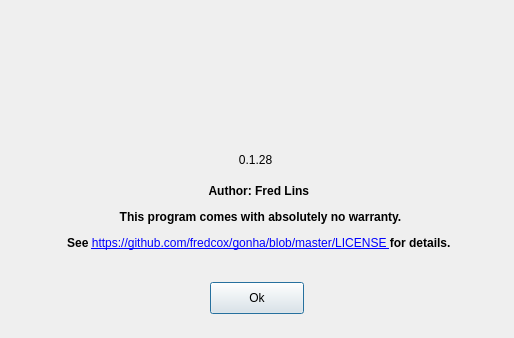
DellLord/gonha, file gonha/aboutdialog.ui: the form before one commit; both pictures show x 0 to 514 and y 158 to 496 of the 514 by 496 pixel window.
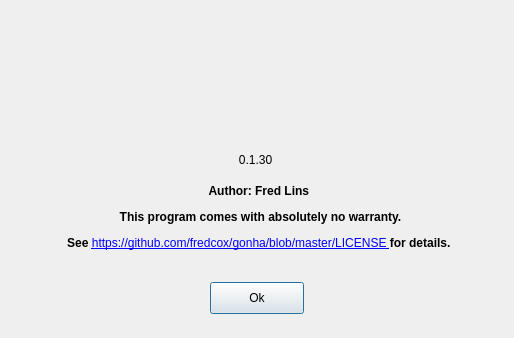
The form after the commit. Icons and pictures are not drawn.

Diff of the .ui file:
```diff
--- a/gonha/aboutdialog.ui
+++ b/gonha/aboutdialog.ui
@@ -64,7 +64,7 @@
     </rect>
    </property>
    <property name="text">
-    <string>0.1.28</string>
+    <string>0.1.30</string>
    </property>
    <property name="alignment">
     <set>Qt::AlignCenter</set>
```
